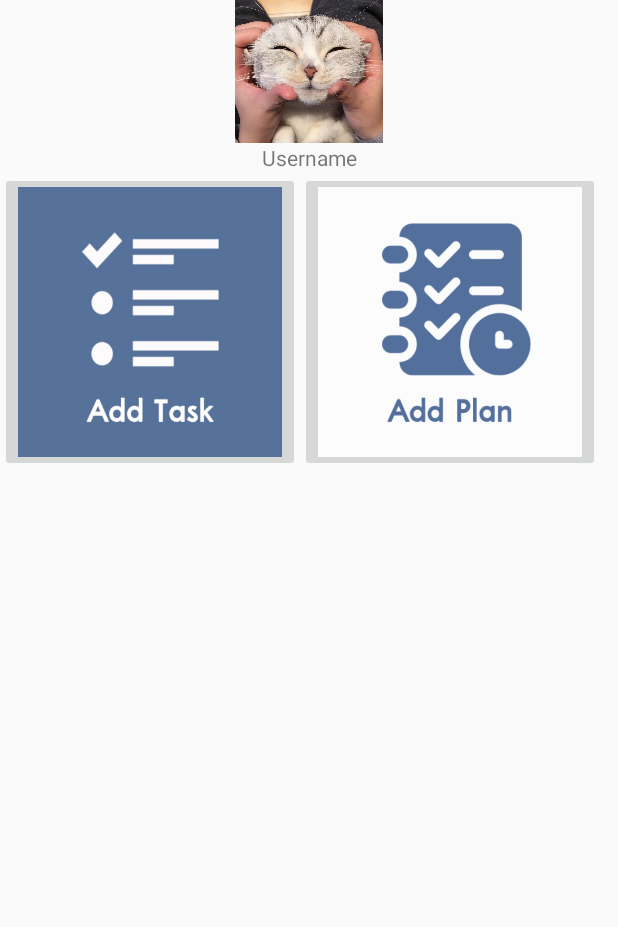
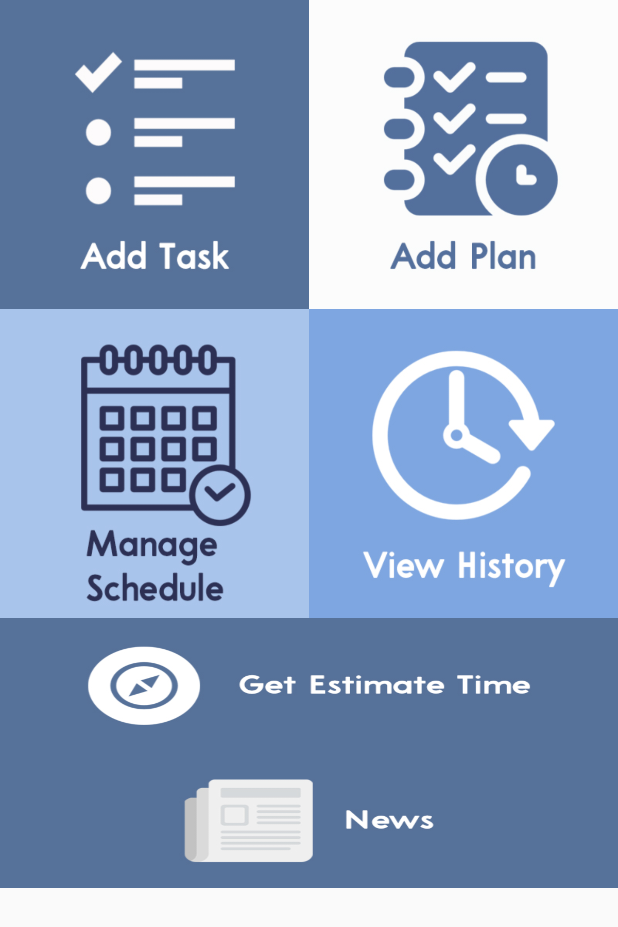
Before and after one commit to Nephiegator/Smart-Zenbo, an Android app: the screen it shows after launch (MainActivity), on a phone screen of 412 x 824 dp. Shown: the top 927 px of the screen. Run offline under Robolectric (Android 15) with nearby library versions, the phone set to English and light mode, and no system bars.

Commit message:
Update activity_main.xml

```diff
--- a/app/src/main/res/layout/activity_main.xml
+++ b/app/src/main/res/layout/activity_main.xml
@@ -4,7 +4,7 @@
     xmlns:tools="http://schemas.android.com/tools"
     android:layout_width="match_parent"
     android:layout_height="match_parent"
-    tools:context=".MainActivity">
+    tools:context="com.example.cv.aninterface.MainActivity">
 
     <LinearLayout
         android:layout_width="match_parent"
@@ -13,53 +13,98 @@
 
         <ScrollView
             android:layout_width="match_parent"
-            android:layout_height="match_parent"
-            tools:layout_editor_absoluteX="0dp"
-            tools:layout_editor_absoluteY="0dp">
+            android:layout_height="match_parent">
 
             <LinearLayout
                 android:layout_width="match_parent"
                 android:layout_height="wrap_content"
                 android:orientation="vertical">
 
-                <ImageView
-                    android:id="@+id/imageView2"
-                    android:layout_width="172dp"
-                    android:layout_height="95dp"
-                    android:layout_gravity="center"
-                    app:srcCompat="@drawable/catface" />
-
-                <TextView
-                    android:id="@+id/Username"
-                    android:layout_width="match_parent"
-                    android:layout_height="wrap_content"
-                    android:gravity="center"
-                    android:text="Username" />
-
+                <!-- 1st line -->
                 <LinearLayout
                     android:layout_width="match_parent"
                     android:layout_height="wrap_content"
                     android:layout_weight="1"
                     android:orientation="horizontal">
 
+                    <!-- Add Task Button -->
                     <ImageButton
-                        android:id="@+id/addtask"
+                        android:id="@+id/addtaskbtn"
                         android:layout_width="200dp"
-                        android:layout_height="200dp"
+                        android:layout_height="match_parent"
+                        android:adjustViewBounds="true"
+                        android:background="@null"
                         android:scaleType="fitXY"
+                        android:layout_weight="1"
                         app:srcCompat="@drawable/addtask_mainpage" />
 
+                    <!-- Add Plan button -->
                     <ImageButton
-                        android:id="@+id/addplan"
+                        android:id="@+id/addplanbtn"
                         android:layout_width="200dp"
-                        android:layout_height="200dp"
+                        android:layout_height="match_parent"
+                        android:adjustViewBounds="true"
+                        android:background="@null"
                         android:scaleType="fitXY"
+                        android:layout_weight="1"
                         app:srcCompat="@drawable/addplan_mainpage" />
                 </LinearLayout>
 
+                <!-- 2nd line -->
+                <LinearLayout
+                    android:layout_width="match_parent"
+                    android:layout_height="wrap_content"
+                    android:layout_weight="1"
+                    android:orientation="horizontal">
+
+                    <!-- Manage Schedule Button -->
+                    <ImageButton
+                        android:id="@+id/managebtn"
+                        android:layout_width="200dp"
+                        android:layout_height="match_parent"
+                        android:adjustViewBounds="true"
+                        android:background="@null"
+                        android:scaleType="fitXY"
+                        android:layout_weight="1"
+                        app:srcCompat="@drawable/manage_mainpage" />
+
+                    <!-- View history button -->
+                    <ImageButton
+                        android:id="@+id/viewhisbtn"
+                        android:layout_width="200dp"
+                        android:layout_height="match_parent"
+                        android:adjustViewBounds="true"
+                        android:background="@null"
+                        android:scaleType="fitXY"
+                        android:layout_weight="1"
+                        app:srcCompat="@drawable/viewhis_mainpage" />
+                </LinearLayout>
+
+                <!-- Get Estimate Time Button -->
+                <ImageButton
+                    android:id="@+id/getestimatetimebtn"
+                    android:layout_width="match_parent"
+                    android:layout_height="90dp"
+                    android:layout_weight="1"
+                    android:adjustViewBounds="true"
+                    android:background="@null"
+                    android:scaleType="fitXY"
+                    app:srcCompat="@drawable/getestimate_mainpage" />
+
+                <!-- News Button -->
+                <ImageButton
+                    android:id="@+id/newsbtn"
+                    android:layout_width="match_parent"
+                    android:layout_height="90dp"
+                    android:layout_weight="1"
+                    android:adjustViewBounds="true"
+                    android:background="@null"
+                    android:scaleType="fitXY"
+                    app:srcCompat="@drawable/news_mainpage" />
             </LinearLayout>
 
         </ScrollView>
+
     </LinearLayout>
 
 </android.support.constraint.ConstraintLayout>
```
